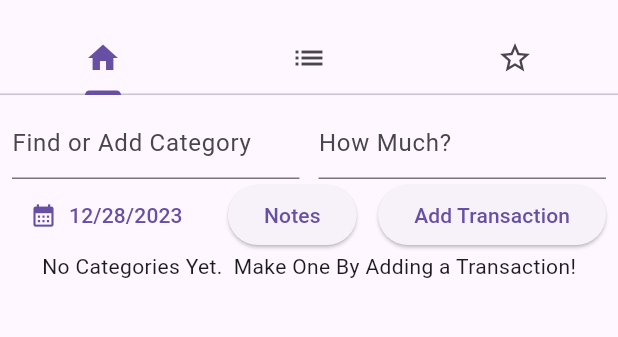
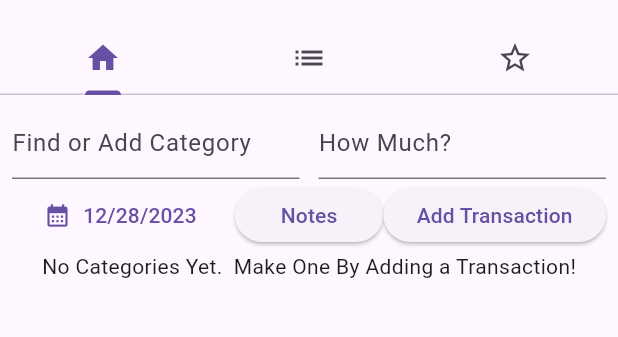
Before and after one commit to akaookami763/money_tracker, a Flutter app: the screen it shows after launch, on a phone screen of 412 x 824 dp, the part 61-398 px from its top. Run offline on Flutter 3.47's test engine with Material 3 defaults, Android fonts, the phone set to English and light mode, and no system bars; our stand-ins replace sqflite; missing offline and left inert: mockito; accounts and stored records are empty.

Commit message:
Fixed look of notes in transaction and locked orientation to portrait

```diff
--- a/lib/Categories/list/category_list.dart
+++ b/lib/Categories/list/category_list.dart
@@ -138,20 +138,36 @@ class _CategoryListViewState extends State<CategoryListView> {
               mainAxisAlignment: MainAxisAlignment.spaceBetween,
               crossAxisAlignment: CrossAxisAlignment.center,
               children: [
-                TextButton.icon(
+                Expanded(
+                  flex: 3,
+                  child: TextButton.icon(
                     onPressed: _showDatePicker,
                     icon: Icon(Icons.calendar_month),
                     label: Text(dateFormatter.format(_viewModel.currentDate)),
                   ),
-                ElevatedButton(
+                ),
+                Expanded(
+                  flex: 2,
+                    child: ElevatedButton(
+                                          style: ElevatedButton.styleFrom(
+                      minimumSize: Size.zero,
+                      padding: EdgeInsets.fromLTRB(1, 8, 1, 8)
+                    ),
                         onPressed: () async {
                           _openNotesModal();
                         },
-                    child: const Text("Notes")),
-                ElevatedButton(
+                        child: const Text("Notes"))),
+                Expanded(
+                  flex: 3,
+                  child: ElevatedButton(
+                    style: ElevatedButton.styleFrom(
+                      minimumSize: Size.zero,
+                      padding: EdgeInsets.fromLTRB(2, 8, 2, 8)
+                    ),
                       onPressed: () =>
                           updateTransactionsAndCategories(transactionViewModel),
                       child: const Text("Add Transaction")),
+                )
               ],
             ),
             (_viewModel.getSuggestedCategories(_searchController.text).isEmpty)
--- a/lib/History/transaction_history.dart
+++ b/lib/History/transaction_history.dart
@@ -76,7 +76,7 @@ class _TransactionHistoryState extends State<TransactionHistory> {
               ),
             ],
           ),
-          ListView.builder(
+          Expanded(child:           ListView.builder(
             scrollDirection: Axis.vertical,
             shrinkWrap: true,
             itemCount: _viewModel
@@ -122,7 +122,8 @@ class _TransactionHistoryState extends State<TransactionHistory> {
                         dateFilter: _viewModel.dateFilterState)[index]);
               },
             ),
-          )
+          ))
+
         ]),
       );
     }
```
Also changed, not shown: lib/Transactions/transaction_view.dart (+7 -2 lines), 3 other files. Lines whose indentation alone changed are shown as unchanged.
